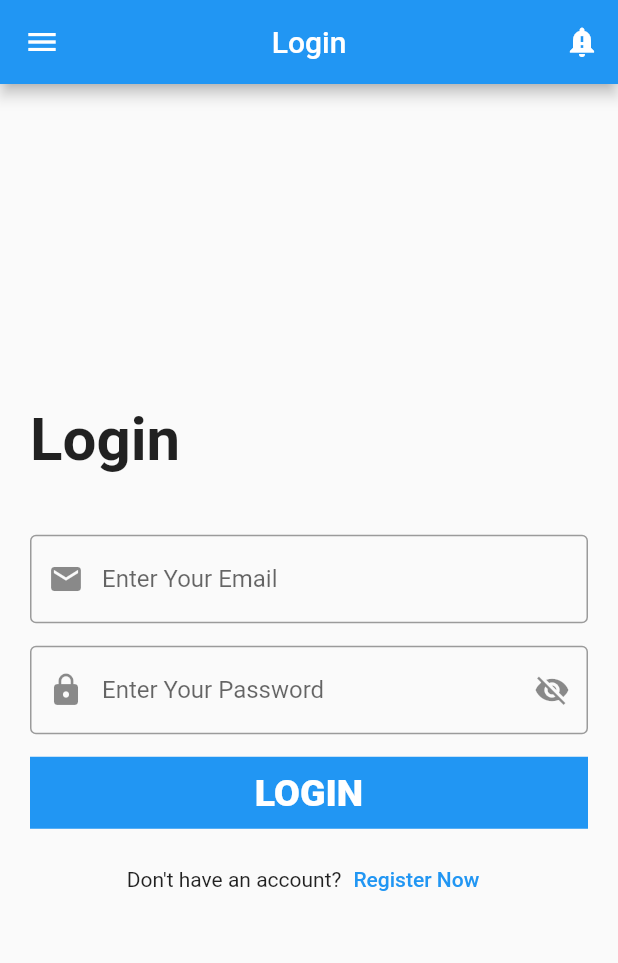
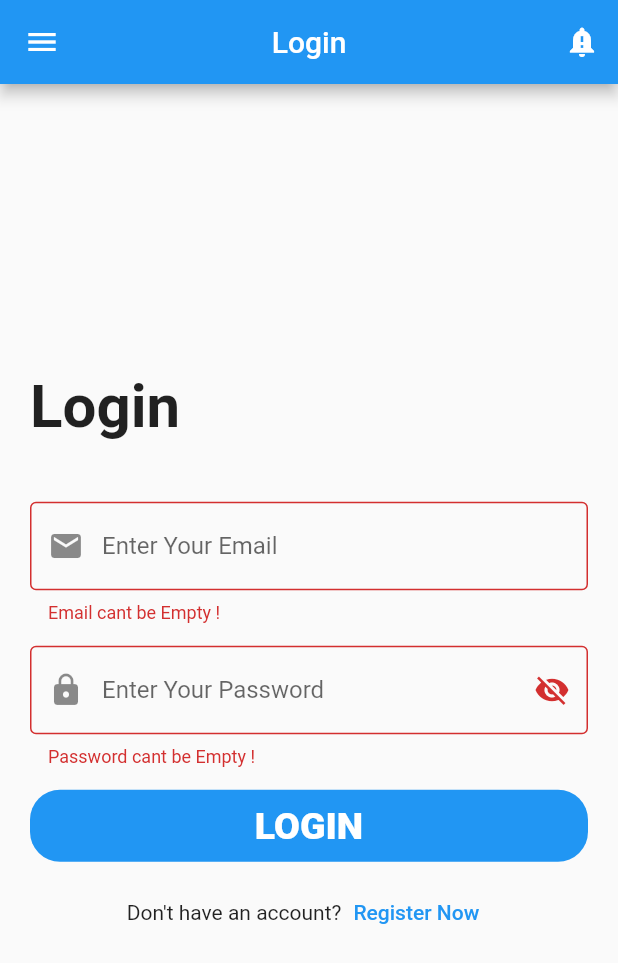
Before and after one commit to AhmedSayed117/Flutter_Designs, a Flutter app: the screen it shows after launch, after a tap on "LOGIN", on a phone screen of 412 x 824 dp. Shown: the top 963 px of the screen. Run offline on Flutter 3.47's test engine with Material 2 defaults, Android fonts, the phone set to English and light mode, and no system bars.

Commit message:
Template Default Button $ Form Validate Templates

```diff
--- a/lib/modules/login/login_page.dart
+++ b/lib/modules/login/login_page.dart
@@ -14,6 +14,7 @@ class _LoginState extends State<Login> {
   bool checkHach = true;
   var email = TextEditingController();
   var pass = TextEditingController();
+  var formKey = GlobalKey<FormState>();
   bool obscureText = true;
 
   @override
@@ -53,6 +54,8 @@ class _LoginState extends State<Login> {
         padding: const EdgeInsets.all(20.0),
         child: Center(
           child: SingleChildScrollView(
+            child: Form(
+              key:formKey,
               child: Column(
                 crossAxisAlignment: CrossAxisAlignment.start,
                 children: [
@@ -71,7 +74,13 @@ class _LoginState extends State<Login> {
                       type: TextInputType.emailAddress,
                       controller: email,
                       prefixIcon: Icons.email,
-                    text: 'Enter Your Email'),
+                      text: 'Enter Your Email',
+                      validate:(String? value){
+                          if(value!.isEmpty)return "Email cant be Empty !";
+                          if(!value.contains('@') || !value.contains('.'))return "Email not valid !";
+                          return null;
+                      },
+                  ),
                   const SizedBox(
                     height: 15,
                   ),
@@ -87,22 +96,26 @@ class _LoginState extends State<Login> {
                     text: 'Enter Your Password',
                     suffixIcon: obscureText?Icons.visibility_off:Icons.visibility,
                     type: TextInputType.visiblePassword,
+                    validate: (String? value){
+                      if(value!.isEmpty)return "Password cant be Empty !";
+                      if(value.length<8)return "Password must at least 8 digits !";
+                      return null;
+                    },
                   ),
                   const SizedBox(
                     height: 15,
                   ),
-                Container(
-                  color: Colors.blue,
-                  width: double.infinity,
-                  child: DefaultMaterialButton(
+                  DefaultMaterialButton(
+                    ContainerColor: Colors.blue,
                     text: "Login",
                     fontSize: 25.0,
                     fontWeight: FontWeight.w900,
                     onPressed: (){
+                      if(formKey.currentState!.validate()){
                         print(email.text);
                         print(pass.text);
                       }
-                  ),
+                    }
                   ),
                   const SizedBox(
                     height: 10,
@@ -122,6 +135,7 @@ class _LoginState extends State<Login> {
             ),
           ),
         ),
+      ),
     );
   }
 }
--- a/lib/shared/compunents/comonents.dart
+++ b/lib/shared/compunents/comonents.dart
@@ -7,7 +7,8 @@ Widget DefaultInputField({
   @required String? text,
   @required IconData? prefixIcon,
   bool obscureText = false,
-  required VoidCallback onPressed,
+  VoidCallback? onPressed,
+  required String? Function(String?)? validate,
 }) =>
     TextFormField(
       controller: controller,
@@ -28,6 +29,7 @@ Widget DefaultInputField({
             : null,
         border: const OutlineInputBorder(),
       ),
+      validator: validate,
     );
 
 
@@ -37,13 +39,22 @@ Widget DefaultInputField({
 Widget DefaultMaterialButton({
   required String text,
   Color textColor = Colors.white,
+  Color ContainerColor = Colors.black,
   double fontSize = 25.0,
+  double width = double.infinity,
   FontWeight fontWeight = FontWeight.normal,
-  required VoidCallback onPressed,
-}) => MaterialButton(
-  child:Text(
-    text.toUpperCase(),
-    style: TextStyle(color: textColor,fontWeight: fontWeight,fontSize: fontSize),
+  VoidCallback? onPressed,
+}) => Container(
+  width: width,
+  decoration: BoxDecoration(
+    color: ContainerColor,
+    borderRadius: BorderRadius.circular(20.0,),
   ),
-  onPressed: onPressed,
+  child:   MaterialButton  (
+    child:Text(
+      text.toUpperCase(),
+      style: TextStyle(color: textColor,fontWeight: fontWeight,fontSize: fontSize),
+    ),
+    onPressed: onPressed,
+  ),
 );
```
Lines whose indentation alone changed are shown as unchanged.
